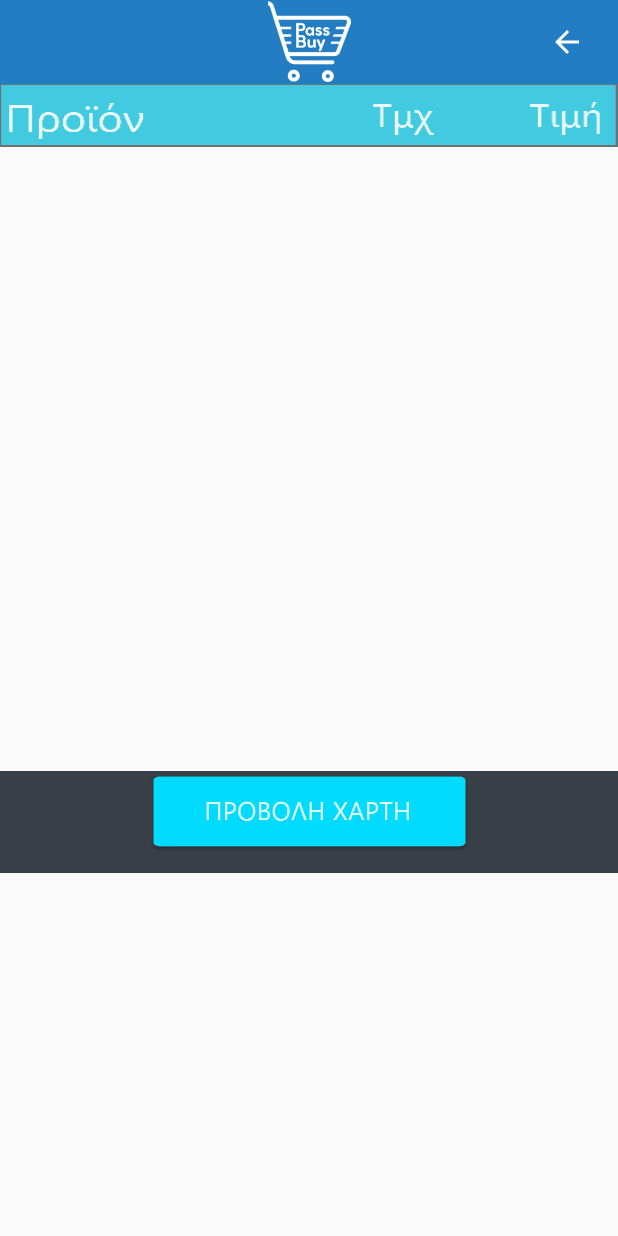
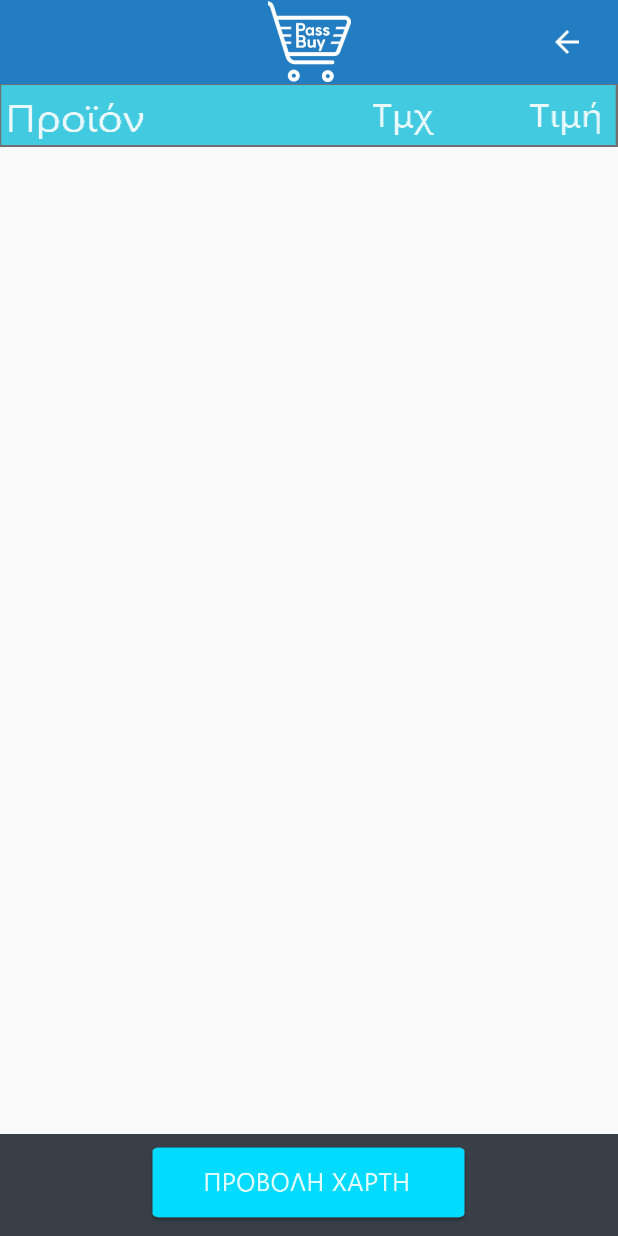
Before and after one commit to TsimpDim/PassBuy, an Android app: the BasketInfo screen opened directly, with no data from a screen before it, on a phone screen of 412 x 824 dp. Run offline under Robolectric (Android 15) with nearby library versions, the light colour scheme and no system bars; Roboto replaces fonts that are not available here; 7 statements that could not run were skipped.

Commit message:
Fix UI issues in BasketInfo

```diff
--- a/front-end/PassBuy/app/src/main/res/layout/basket_info.xml
+++ b/front-end/PassBuy/app/src/main/res/layout/basket_info.xml
@@ -22,34 +22,41 @@
     <android.support.v7.widget.RecyclerView
         android:id="@+id/recycler_view22"
         android:layout_width="0dp"
-        android:layout_height="416dp"
+        android:layout_height="0dp"
+        app:layout_constraintBottom_toTopOf="@+id/imageButton2"
         app:layout_constraintEnd_toEndOf="parent"
+        app:layout_constraintHorizontal_bias="0.0"
         app:layout_constraintStart_toStartOf="parent"
-        app:layout_constraintTop_toBottomOf="@+id/imageView2" />
+        app:layout_constraintTop_toBottomOf="@+id/imageView2"
+        app:layout_constraintVertical_bias="0.0" />
 
     <ImageView
         android:id="@+id/imageView6"
         android:layout_width="0dp"
         android:layout_height="wrap_content"
         android:scaleType="fitXY"
+        app:layout_constraintBottom_toBottomOf="parent"
         app:layout_constraintEnd_toEndOf="parent"
+        app:layout_constraintHorizontal_bias="0.0"
         app:layout_constraintStart_toStartOf="parent"
-        app:layout_constraintTop_toBottomOf="@+id/recycler_view22"
         app:srcCompat="@drawable/blackbg" />
 
     <ImageButton
         android:id="@+id/imageButton2"
         android:layout_width="wrap_content"
         android:layout_height="wrap_content"
-        android:layout_marginBottom="12dp"
+        android:layout_marginBottom="6dp"
         android:layout_marginEnd="8dp"
         android:layout_marginStart="8dp"
+        android:layout_marginTop="6dp"
         android:background="#0000"
         android:scaleType="fitXY"
         app:layout_constraintBottom_toBottomOf="@+id/imageView6"
         app:layout_constraintEnd_toEndOf="@+id/imageView6"
+        app:layout_constraintHorizontal_bias="0.497"
         app:layout_constraintStart_toStartOf="@+id/imageView6"
         app:layout_constraintTop_toTopOf="@+id/imageView6"
+        app:layout_constraintVertical_bias="0.0"
         app:srcCompat="@drawable/view_map_button_and_pressed" />
 
 </android.support.constraint.ConstraintLayout>
```
Also changed, not shown: front-end/PassBuy/app/src/main/res/layout/basket_info_recycler.xml (+6 -5 lines).
